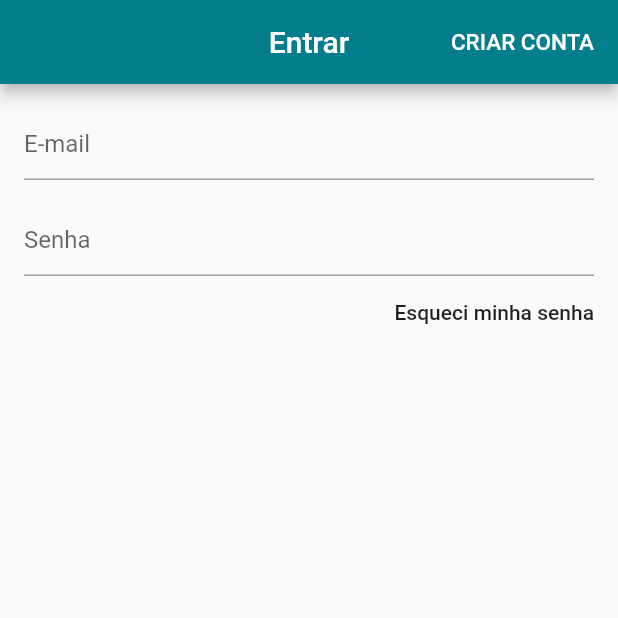
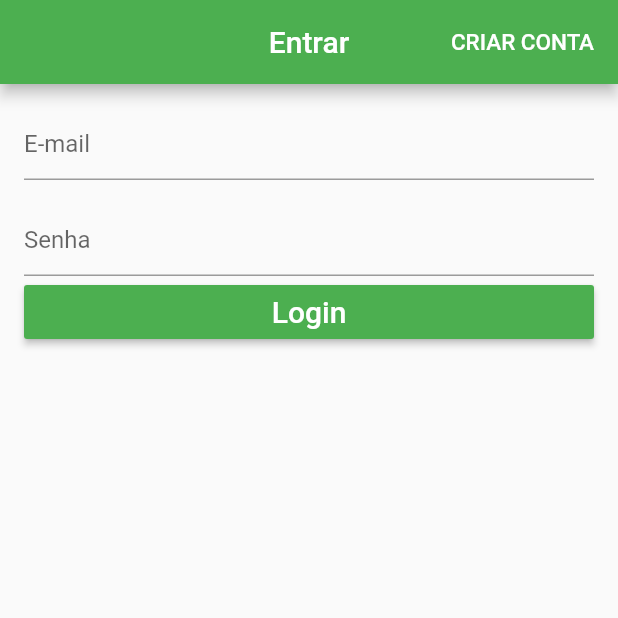
Before and after one commit to DeivideMateus/Android_Unit, a Flutter app: the screen it shows after launch, on a phone screen of 412 x 824 dp, the top half of it. Run offline on Flutter 3.47's test engine with Material 2 defaults, Android fonts, the phone set to English and light mode, and no system bars; our stand-ins replace firebase_auth; accounts and stored records are empty.

Commit message:
voltando ao correto

```diff
--- a/calculador_imc/lib/login.dart
+++ b/calculador_imc/lib/login.dart
@@ -1,6 +1,33 @@
 import 'package:flutter/material.dart';
+import 'package:firebase_auth/firebase_auth.dart';
 
 class Login extends StatelessWidget {
+  final formKey = GlobalKey<FormState>();
+
+  String _email;
+  String _password;
+
+  bool validateAndSave() {
+    final form = formKey.currentState;
+    if (form.validate()) {
+      form.save();
+      return true;
+    }
+    return false;
+  }
+
+  void validateAndSubmit() async {
+    if (validateAndSave()) {
+      try {
+        FirebaseUser user = await FirebaseAuth.instance
+            .signInWithEmailAndPassword(email: _email, password: _password);
+        print("Singned in: ${user.uid}");
+      } catch (e) {
+        print("Error: $e");
+      }
+    }
+  }
+
   @override
   Widget build(BuildContext context) {
     return Scaffold(
@@ -26,6 +53,8 @@ class Login extends StatelessWidget {
               TextFormField(
                 decoration: InputDecoration(hintText: "E-mail"),
                 keyboardType: TextInputType.emailAddress,
+                validator: (value) => value.isEmpty ? "Email inválido" : null,
+                onSaved: (value) => _email = value,
               ),
               SizedBox(
                 height: 16.0,
@@ -33,17 +62,16 @@ class Login extends StatelessWidget {
               TextFormField(
                 decoration: InputDecoration(hintText: "Senha"),
                 obscureText: true,
+                validator: (value) => value.isEmpty ? "Senha invalida" : null,
+                onSaved: (value) => _password = value,
               ),
-              Align(
-                  alignment: Alignment.centerRight,
-                  child: FlatButton(
-                      onPressed: () {},
-                      child: Text(
-                        "Esqueci minha senha",
-                        textAlign: TextAlign.right,
-                      ),
-                    padding: EdgeInsets.zero,
-                  )
+              RaisedButton(
+                child: Text(
+                  "Login",
+                  style: TextStyle(fontSize: 20.0, color: Colors.white),
+                ),
+                color: Colors.green,
+                onPressed: validateAndSubmit,
               )
             ],
           ),
--- a/calculador_imc/lib/main.dart
+++ b/calculador_imc/lib/main.dart
@@ -10,8 +10,7 @@ class MyApp extends StatelessWidget {
     return MaterialApp(
       title: "Calculadora Imc",
       theme: ThemeData(
-        primarySwatch: Colors.blue,
-        primaryColor: Color.fromARGB(255, 4, 125, 141)
+        primarySwatch: Colors.green,
       ),
       debugShowCheckedModeBanner: false,
       home: Login()
--- a/calculador_imc/pubspec.yaml
+++ b/calculador_imc/pubspec.yaml
@@ -19,6 +19,8 @@ environment:
 dependencies:
   flutter:
     sdk: flutter
+  firebase_auth: 0.11.1
+  package_info: 0.4.0+3
 
   # The following adds the Cupertino Icons font to your application.
   # Use with the CupertinoIcons class for iOS style icons.
```
Also changed, not shown: calculador_imc/pubspec.lock, 4 other files.
